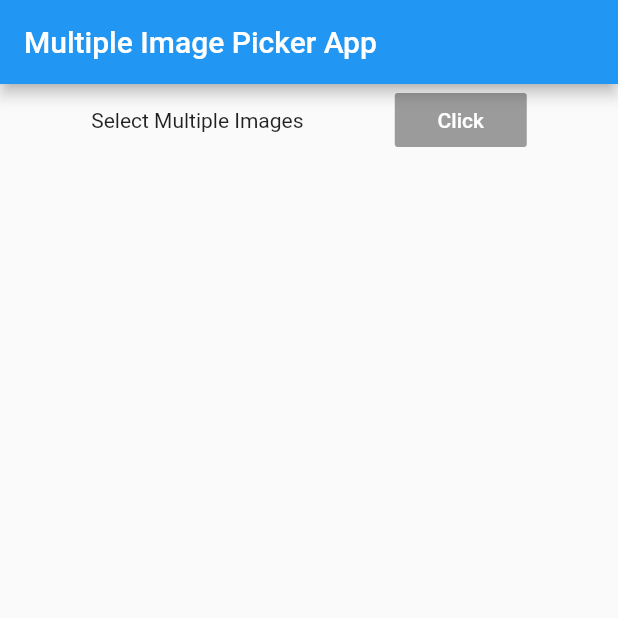
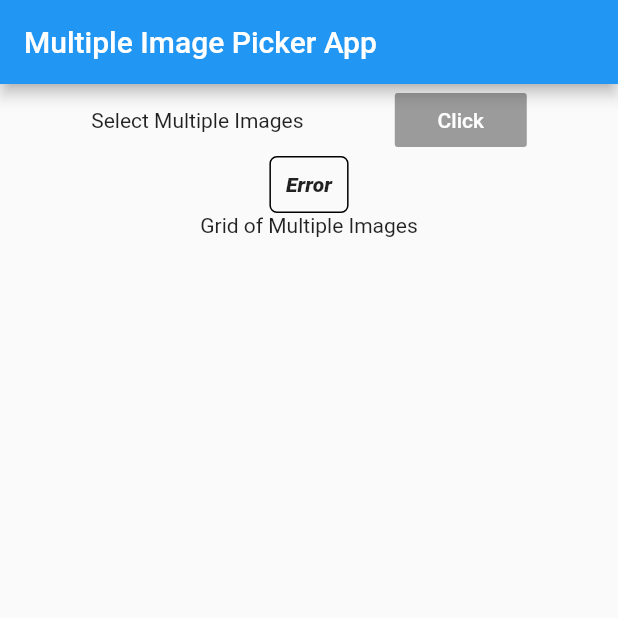
Before and after one commit to Fatimazza/hello_fluter, a Flutter app: the screen it shows after launch, on a phone screen of 412 x 824 dp, the top half of it. Run offline on Flutter 3.47's test engine with Material 2 defaults, Android fonts, the phone set to English and light mode, and no system bars.

Commit message:
Pick Images - Add Layout Error & Layout Expanded for Grid

```diff
--- a/lib/main.dart
+++ b/lib/main.dart
@@ -32,7 +32,21 @@ class _MyAppState extends State<MyApp> {
                     color: Colors.blue,
                     onPressed: null)
               ],
-            )
+            ),
+            Center(
+              child: Container(
+                padding: EdgeInsets.all(10.0),
+                child: Text('Error',
+                    style: TextStyle(
+                        fontWeight: FontWeight.w900,
+                        fontStyle: FontStyle.italic)),
+                decoration: BoxDecoration(
+                    borderRadius: BorderRadius.all(Radius.circular(5.0)),
+                    border: Border.all(color: Color(0x0FF000000))),
+              ),
+            ),
+            Expanded(
+              child: Text('Grid of Multiple Images'),)
           ],
         ),
       ),
```
